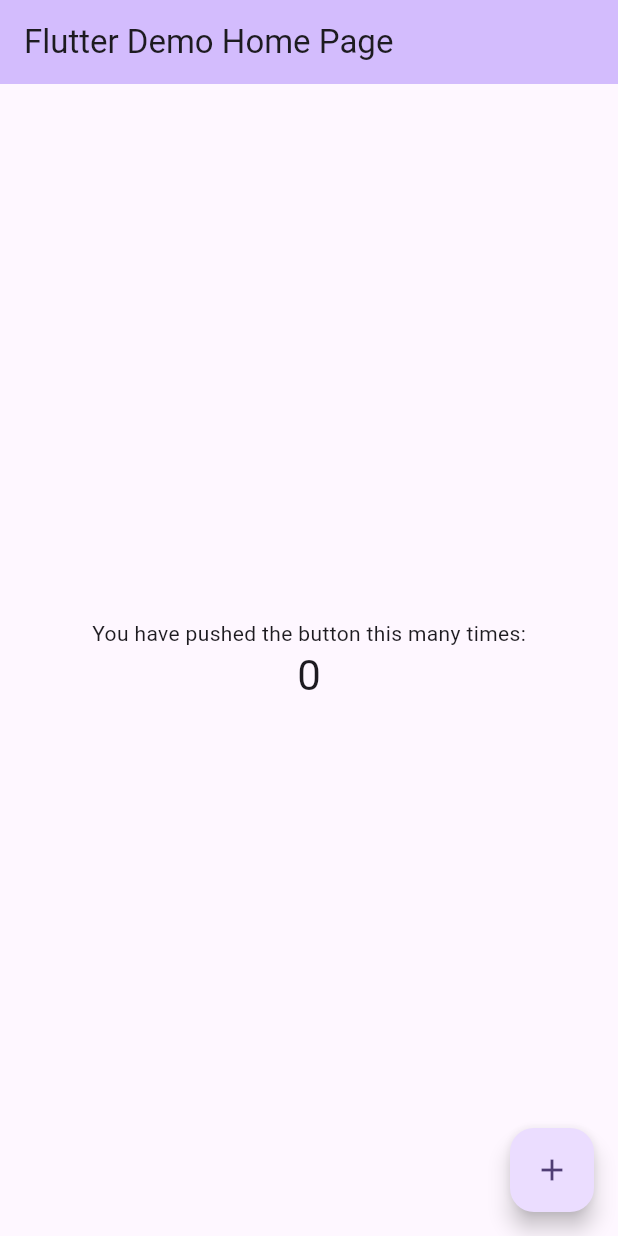
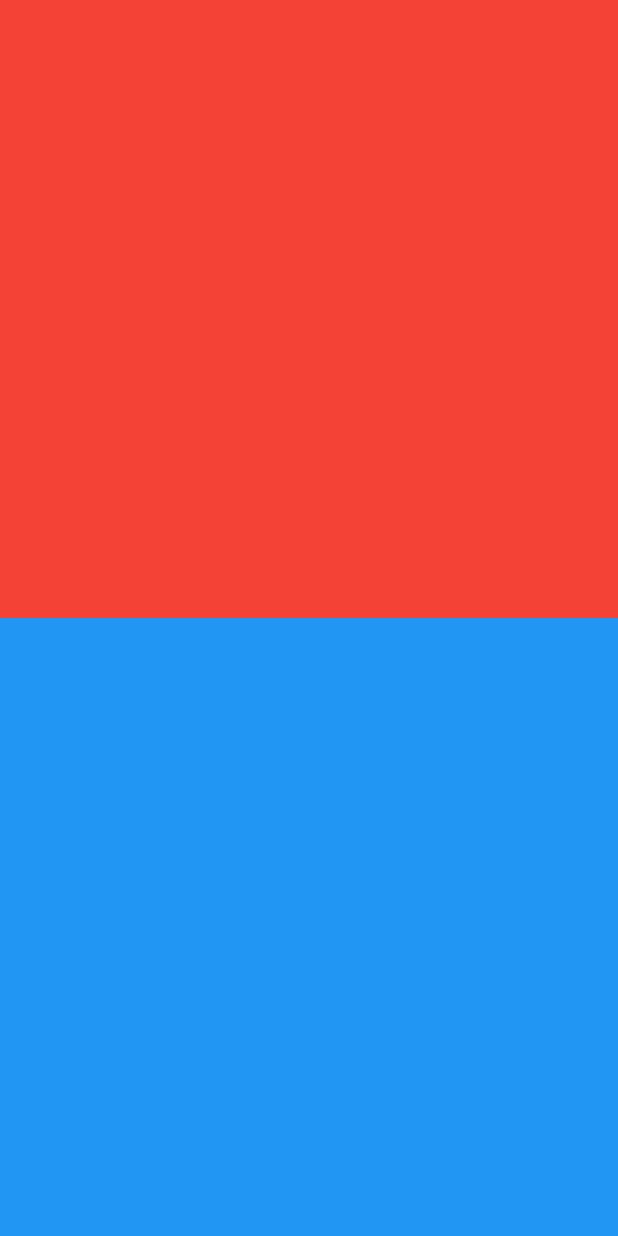
Before and after one commit to RB105/Two-Colors-Game, a Flutter app: the screen it shows after launch, on a phone screen of 412 x 824 dp. Run offline on Flutter 3.47's test engine with Material 2 defaults, Android fonts, the phone set to English and light mode, and no system bars.

Commit message:
game finished

```diff
--- /dev/null
+++ b/lib/game_page.dart
@@ -0,0 +1,100 @@
+import 'dart:io';
+
+import 'package:flutter/material.dart';
+
+class GamePage extends StatefulWidget {
+  const GamePage({super.key});
+
+  @override
+  State<GamePage> createState() => _GamePageState();
+}
+
+class _GamePageState extends State<GamePage> {
+  int red = 5;
+  int blue = 5;
+  @override
+  Widget build(BuildContext context) {
+    return Scaffold(
+        body: SafeArea(
+            child: Column(
+      children: [
+        Expanded(
+            flex: red.toInt(),
+            child: InkWell(
+              onTap: () {
+                setState(() {
+                  if (red > 9) {
+                    showDialog(
+                      context: context,
+                      builder: (context) => AlertDialog(
+                          title: const Text(
+                              """Red has won!\nDo you want to play new game?"""),
+                          actions: [
+                            ElevatedButton(
+                                onPressed: () {
+                                  exit(0);
+                                },
+                                child: const Text("No")),
+                            ElevatedButton(
+                                onPressed: () {
+                                  Navigator.pop(context);
+                                  setState(() {
+                                    red = 5;
+                                    blue = 5;
+                                  });
+                                },
+                                child: const Text("Yes")),
+                          ]),
+                    );
+                  }
+                  red += 1;
+                  blue -= 1;
+
+                });
+              },
+              child: Container(
+                color: Colors.red,
+              ),
+            )),
+        Expanded(
+            flex: blue.toInt(),
+            child: InkWell(
+              onTap: () {
+                setState(() {
+                  if (blue > 9) {
+                    showDialog(
+                      context: context,
+                      builder: (context) => AlertDialog(
+                          title: const Text(
+                              """Blue has won!\nDo you want to play new game?"""),
+                          actions: [
+                            ElevatedButton(
+                                onPressed: () {
+                                  exit(0);
+                                },
+                                child: const Text("No")),
+                            ElevatedButton(
+                                onPressed: () {
+                                  Navigator.pop(context);
+                                  setState(() {
+                                    red = 5;
+                                    blue = 5;
+                                  });
+                                },
+                                child: const Text("Yes")),
+                          ]),
+                    );
+                  }
+                  red -= 1;
+                  blue += 1;
+
+                });
+              },
+              child: Container(
+                color: Colors.blue,
+              ),
+            )),
+      ],
+    )));
+  }
+}
--- a/lib/main.dart
+++ b/lib/main.dart
@@ -1,125 +1,18 @@
 import 'package:flutter/material.dart';
+import 'package:game/game_page.dart';
 
-void main() {
+void main(List<String> args) {
   runApp(const MyApp());
 }
 
 class MyApp extends StatelessWidget {
   const MyApp({super.key});
 
-  // This widget is the root of your application.
   @override
   Widget build(BuildContext context) {
-    return MaterialApp(
-      title: 'Flutter Demo',
-      theme: ThemeData(
-        // This is the theme of your application.
-        //
-        // TRY THIS: Try running your application with "flutter run". You'll see
-        // the application has a blue toolbar. Then, without quitting the app,
-        // try changing the seedColor in the colorScheme below to Colors.green
-        // and then invoke "hot reload" (save your changes or press the "hot
-        // reload" button in a Flutter-supported IDE, or press "r" if you used
-        // the command line to start the app).
-        //
-        // Notice that the counter didn't reset back to zero; the application
-        // state is not lost during the reload. To reset the state, use hot
-        // restart instead.
-        //
-        // This works for code too, not just values: Most code changes can be
-        // tested with just a hot reload.
-        colorScheme: ColorScheme.fromSeed(seedColor: Colors.deepPurple),
-        useMaterial3: true,
-      ),
-      home: const MyHomePage(title: 'Flutter Demo Home Page'),
+    return const MaterialApp(
+      debugShowCheckedModeBanner: false,
+      home: GamePage(),
     );
   }
 }
-
-class MyHomePage extends StatefulWidget {
-  const MyHomePage({super.key, required this.title});
-
-  // This widget is the home page of your application. It is stateful, meaning
-  // that it has a State object (defined below) that contains fields that affect
-  // how it looks.
-
-  // This class is the configuration for the state. It holds the values (in this
-  // case the title) provided by the parent (in this case the App widget) and
-  // used by the build method of the State. Fields in a Widget subclass are
-  // always marked "final".
-
-  final String title;
-
-  @override
-  State<MyHomePage> createState() => _MyHomePageState();
-}
-
-class _MyHomePageState extends State<MyHomePage> {
-  int _counter = 0;
-
-  void _incrementCounter() {
-    setState(() {
-      // This call to setState tells the Flutter framework that something has
-      // changed in this State, which causes it to rerun the build method below
-      // so that the display can reflect the updated values. If we changed
-      // _counter without calling setState(), then the build method would not be
-      // called again, and so nothing would appear to happen.
-      _counter++;
-    });
-  }
-
-  @override
-  Widget build(BuildContext context) {
-    // This method is rerun every time setState is called, for instance as done
-    // by the _incrementCounter method above.
-    //
-    // The Flutter framework has been optimized to make rerunning build methods
-    // fast, so that you can just rebuild anything that needs updating rather
-    // than having to individually change instances of widgets.
-    return Scaffold(
-      appBar: AppBar(
-        // TRY THIS: Try changing the color here to a specific color (to
-        // Colors.amber, perhaps?) and trigger a hot reload to see the AppBar
-        // change color while the other colors stay the same.
-        backgroundColor: Theme.of(context).colorScheme.inversePrimary,
-        // Here we take the value from the MyHomePage object that was created by
-        // the App.build method, and use it to set our appbar title.
-        title: Text(widget.title),
-      ),
-      body: Center(
-        // Center is a layout widget. It takes a single child and positions it
-        // in the middle of the parent.
-        child: Column(
-          // Column is also a layout widget. It takes a list of children and
-          // arranges them vertically. By default, it sizes itself to fit its
-          // children horizontally, and tries to be as tall as its parent.
-          //
-          // Column has various properties to control how it sizes itself and
-          // how it positions its children. Here we use mainAxisAlignment to
-          // center the children vertically; the main axis here is the vertical
-          // axis because Columns are vertical (the cross axis would be
-          // horizontal).
-          //
-          // TRY THIS: Invoke "debug painting" (choose the "Toggle Debug Paint"
-          // action in the IDE, or press "p" in the console), to see the
-          // wireframe for each widget.
-          mainAxisAlignment: MainAxisAlignment.center,
-          children: <Widget>[
-            const Text(
-              'You have pushed the button this many times:',
-            ),
-            Text(
-              '$_counter',
-              style: Theme.of(context).textTheme.headlineMedium,
-            ),
-          ],
-        ),
-      ),
-      floatingActionButton: FloatingActionButton(
-        onPressed: _incrementCounter,
-        tooltip: 'Increment',
-        child: const Icon(Icons.add),
-      ), // This trailing comma makes auto-formatting nicer for build methods.
-    );
-  }
-}
```
